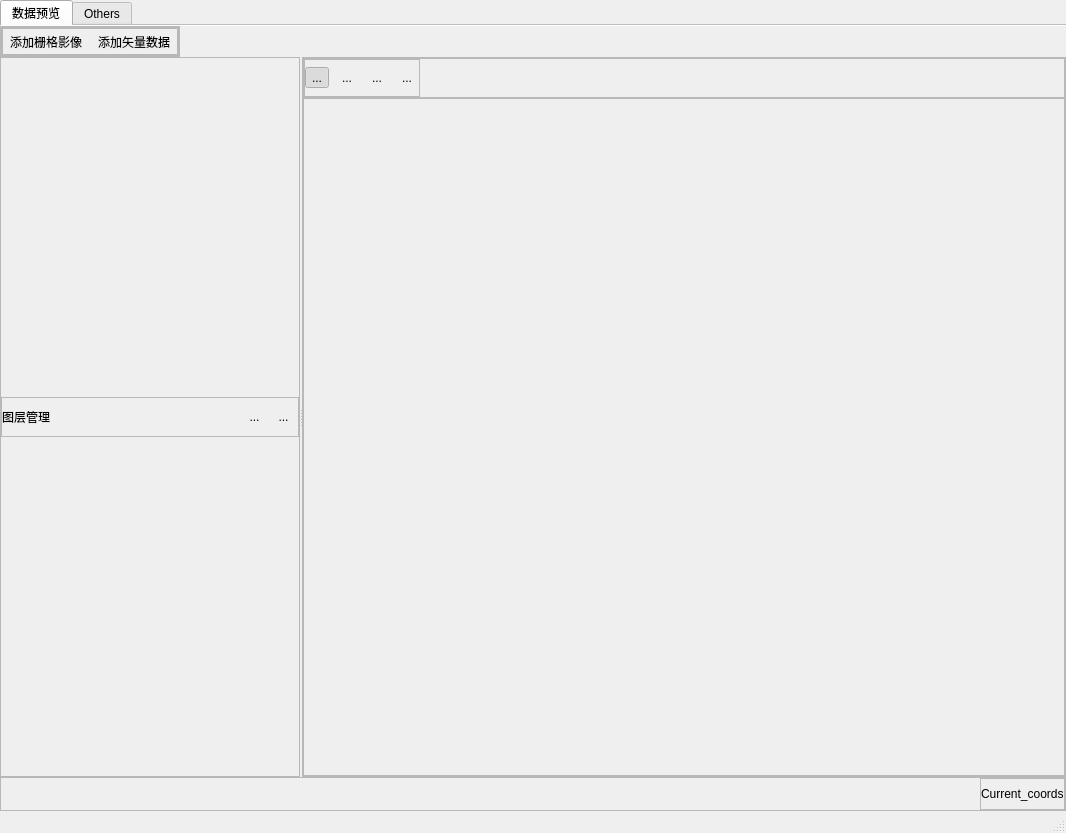
Above: ui/DevUI.ui from MasaHiroSaber/PyQGIS_Development before the change. Below: the same form after it.
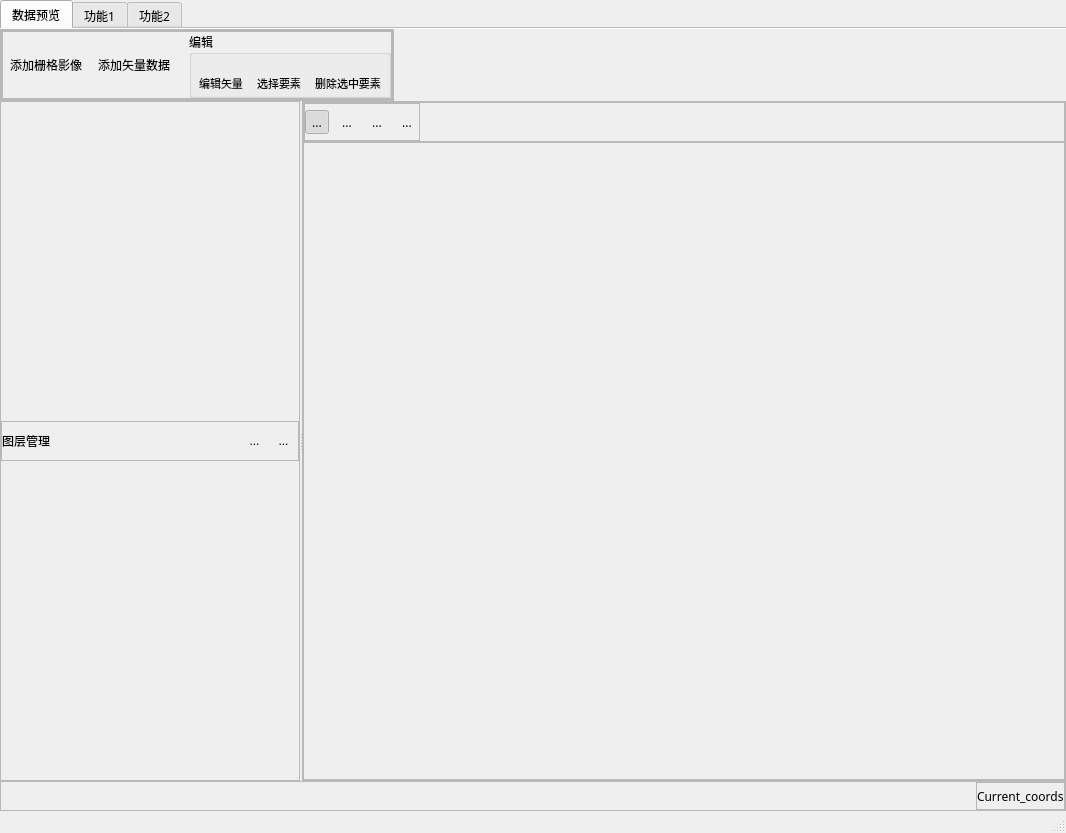
That is the form after the change. Icons and pictures are not drawn.

Commit message: 增加图层属性与查看属性表功能

Patch:
```diff
--- a/ui/DevUI.ui
+++ b/ui/DevUI.ui
@@ -38,6 +38,11 @@
     </property>
     <item>
      <widget class="QTabWidget" name="tabWidget">
+      <property name="font">
+       <font>
+        <family>MiSans</family>
+       </font>
+      </property>
       <property name="currentIndex">
        <number>0</number>
       </property>
@@ -72,6 +77,12 @@
             <verstretch>0</verstretch>
            </sizepolicy>
           </property>
+          <property name="minimumSize">
+           <size>
+            <width>0</width>
+            <height>70</height>
+           </size>
+          </property>
           <property name="frameShape">
            <enum>QFrame::StyledPanel</enum>
           </property>
@@ -102,6 +113,12 @@
                <verstretch>0</verstretch>
               </sizepolicy>
              </property>
+             <property name="minimumSize">
+              <size>
+               <width>0</width>
+               <height>70</height>
+              </size>
+             </property>
              <property name="frameShape">
               <enum>QFrame::StyledPanel</enum>
              </property>
@@ -152,7 +169,7 @@
                   <widget class="QToolButton" name="button_add_raster">
                    <property name="font">
                     <font>
-                     <family>Microsoft YaHei</family>
+                     <family>MiSans</family>
                     </font>
                    </property>
                    <property name="text">
@@ -180,7 +197,7 @@
                   <widget class="QToolButton" name="button_add_vector">
                    <property name="font">
                     <font>
-                     <family>Microsoft YaHei</family>
+                     <family>MiSans</family>
                     </font>
                    </property>
                    <property name="text">
@@ -204,6 +221,178 @@
                    </property>
                   </widget>
                  </item>
+                 <item>
+                  <spacer name="verticalSpacer">
+                   <property name="orientation">
+                    <enum>Qt::Vertical</enum>
+                   </property>
+                   <property name="sizeHint" stdset="0">
+                    <size>
+                     <width>10</width>
+                     <height>40</height>
+                    </size>
+                   </property>
+                  </spacer>
+                 </item>
+                 <item>
+                  <widget class="QGroupBox" name="groupBox">
+                   <property name="sizePolicy">
+                    <sizepolicy hsizetype="Preferred" vsizetype="Preferred">
+                     <horstretch>0</horstretch>
+                     <verstretch>0</verstretch>
+                    </sizepolicy>
+                   </property>
+                   <property name="font">
+                    <font>
+                     <family>MiSans</family>
+                     <pointsize>9</pointsize>
+                     <weight>50</weight>
+                     <italic>false</italic>
+                     <bold>false</bold>
+                    </font>
+                   </property>
+                   <property name="acceptDrops">
+                    <bool>false</bool>
+                   </property>
+                   <property name="title">
+                    <string>编辑</string>
+                   </property>
+                   <property name="flat">
+                    <bool>false</bool>
+                   </property>
+                   <property name="checkable">
+                    <bool>false</bool>
+                   </property>
+                   <layout class="QHBoxLayout" name="horizontalLayout_10">
+                    <property name="spacing">
+                     <number>0</number>
+                    </property>
+                    <property name="leftMargin">
+                     <number>0</number>
+                    </property>
+                    <property name="topMargin">
+                     <number>0</number>
+                    </property>
+                    <property name="rightMargin">
+                     <number>0</number>
+                    </property>
+                    <property name="bottomMargin">
+                     <number>0</number>
+                    </property>
+                    <item alignment="Qt::AlignBottom">
+                     <widget class="QToolButton" name="button_feature_editor">
+                      <property name="font">
+                       <font>
+                        <family>MiSans</family>
+                        <pointsize>8</pointsize>
+                        <weight>50</weight>
+                        <italic>false</italic>
+                        <bold>false</bold>
+                       </font>
+                      </property>
+                      <property name="text">
+                       <string>编辑矢量</string>
+                      </property>
+                      <property name="icon">
+                       <iconset resource="../resource/rc.qrc">
+                        <normaloff>:/icon/icon/edit.svg</normaloff>:/icon/icon/edit.svg</iconset>
+                      </property>
+                      <property name="iconSize">
+                       <size>
+                        <width>25</width>
+                        <height>25</height>
+                       </size>
+                      </property>
+                      <property name="checkable">
+                       <bool>true</bool>
+                      </property>
+                      <property name="popupMode">
+                       <enum>QToolButton::DelayedPopup</enum>
+                      </property>
+                      <property name="toolButtonStyle">
+                       <enum>Qt::ToolButtonTextUnderIcon</enum>
+                      </property>
+                      <property name="autoRaise">
+                       <bool>true</bool>
+                      </property>
+                     </widget>
+                    </item>
+                    <item alignment="Qt::AlignBottom">
+                     <widget class="QToolButton" name="button_feature_select">
+                      <property name="font">
+                       <font>
+                        <family>MiSans</family>
+                        <pointsize>8</pointsize>
+                        <weight>50</weight>
+                        <italic>false</italic>
+                        <bold>false</bold>
+                       </font>
+                      </property>
+                      <property name="text">
+                       <string>选择要素</string>
+                      </property>
+                      <property name="icon">
+                       <iconset resource="../resource/rc.qrc">
+                        <normaloff>:/icon/icon/operation.svg</normaloff>:/icon/icon/operation.svg</iconset>
+                      </property>
+                      <property name="iconSize">
+                       <size>
+                        <width>25</width>
+                        <height>25</height>
+                       </size>
+                      </property>
+                      <property name="checkable">
+                       <bool>true</bool>
+                      </property>
+                      <property name="popupMode">
+                       <enum>QToolButton::DelayedPopup</enum>
+                      </property>
+                      <property name="toolButtonStyle">
+                       <enum>Qt::ToolButtonTextUnderIcon</enum>
+                      </property>
+                      <property name="autoRaise">
+                       <bool>true</bool>
+                      </property>
+                     </widget>
+                    </item>
+                    <item alignment="Qt::AlignBottom">
+                     <widget class="QToolButton" name="button_delete_feature_select">
+                      <property name="font">
+                       <font>
+                        <family>MiSans</family>
+                        <pointsize>8</pointsize>
+                        <weight>50</weight>
+                        <italic>false</italic>
+                        <bold>false</bold>
+                       </font>
+                      </property>
+                      <property name="text">
+                       <string>删除选中要素</string>
+                      </property>
+                      <property name="icon">
+                       <iconset resource="../resource/rc.qrc">
+                        <normaloff>:/icon/icon/file-delete.svg</normaloff>:/icon/icon/file-delete.svg</iconset>
+                      </property>
+                      <property name="iconSize">
+                       <size>
+                        <width>25</width>
+                        <height>25</height>
+                       </size>
+                      </property>
+                      <property name="popupMode">
+                       <enum>QToolButton::DelayedPopup</enum>
+                      </property>
+                      <property name="toolButtonStyle">
+                       <enum>Qt::ToolButtonTextUnderIcon</enum>
+                      </property>
+                      <property name="autoRaise">
+                       <bool>true</bool>
+                      </property>
+                     </widget>
+                    </item>
+                   </layout>
+                  </widget>
+                 </item>
                 </layout>
                </widget>
               </item>
@@ -343,7 +532,7 @@
                    <widget class="QLabel" name="label">
                     <property name="font">
                      <font>
-                      <family>Microsoft YaHei</family>
+                      <family>MiSans</family>
                      </font>
                     </property>
                     <property name="text">
@@ -634,6 +823,12 @@
                  <property name="frameShadow">
                   <enum>QFrame::Raised</enum>
                  </property>
+                 <property name="lineWidth">
+                  <number>2</number>
+                 </property>
+                 <property name="midLineWidth">
+                  <number>0</number>
+                 </property>
                  <layout class="QVBoxLayout" name="preview_qgis_map">
                   <property name="spacing">
                    <number>0</number>
@@ -665,13 +860,13 @@
           <property name="minimumSize">
            <size>
             <width>0</width>
-            <height>34</height>
+            <height>30</height>
            </size>
           </property>
           <property name="maximumSize">
            <size>
             <width>16777215</width>
-            <height>34</height>
+            <height>30</height>
            </size>
           </property>
           <property name="frameShape">
@@ -698,6 +893,11 @@
            </property>
            <item>
             <widget class="QLabel" name="label_tips_prev">
+             <property name="font">
+              <font>
+               <family>MiSans</family>
+              </font>
+             </property>
              <property name="text">
               <string/>
              </property>
@@ -735,6 +935,11 @@
               </property>
               <item>
                <widget class="QLabel" name="label_coords_name">
+                <property name="font">
+                 <font>
+                  <family>MiSans</family>
+                 </font>
+                </property>
                 <property name="text">
                  <string>Current_coords</string>
                 </property>
@@ -750,7 +955,12 @@
       </widget>
       <widget class="QWidget" name="tab_others">
        <attribute name="title">
-        <string>Others</string>
+        <string>功能1</string>
+       </attribute>
+      </widget>
+      <widget class="QWidget" name="tab_tools_2">
+       <attribute name="title">
+        <string>功能2</string>
        </attribute>
       </widget>
      </widget>
```
Left out of the diff: 4 changed lines with no effect on the pictures. The commit also changes 8 other files.
